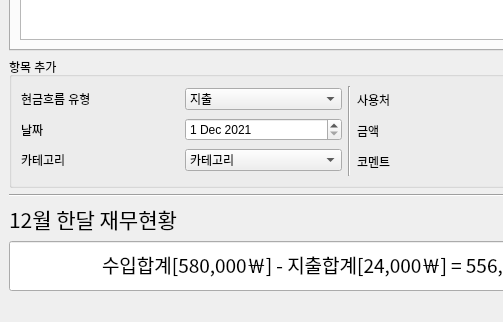
Qt form dku_accounts_project.ui (Firstcom1/dku_accounts_project) before a commit; both pictures show x 0 to 503 and y 478 to 800 of the 1300 by 800 pixel window.
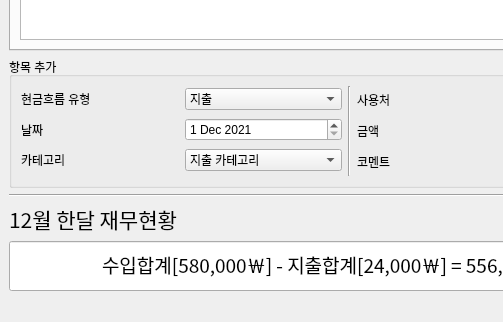
The same form after that commit. The open tabs and pages were chosen to show the change.

Commit message: PYTHON, UI UPDATE: 1. Add List (categoryExp, categoryIncome), 2. Insert Chart Grahic Test Code, 3. Add 생활 in UI

Diff of the .ui file:
```diff
--- a/dku_accounts_project.ui
+++ b/dku_accounts_project.ui
@@ -701,7 +701,7 @@
                 <widget class="QComboBox" name="CB_categoryMoney">
                  <item>
                   <property name="text">
-                   <string>카테고리</string>
+                   <string>지출 카테고리</string>
                   </property>
                  </item>
                  <item>
```
Left out of the diff: 15 changed lines with no effect on the pictures. The commit also changes 3 other files.
